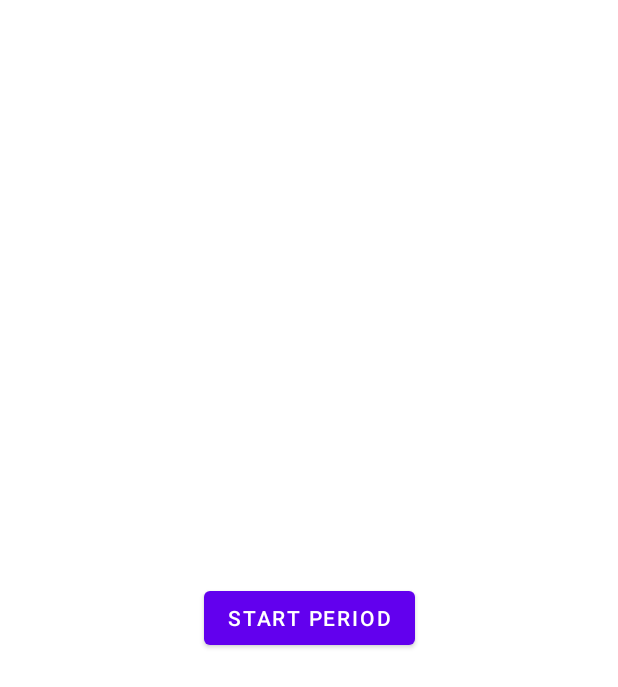
After one commit to cedwards036/OpenPeriod, an Android app: the layout fragment_home.xml on its own in the app's theme, with its tools: preview values and no code run, on a phone screen of 412 x 824 dp. The commit adds this screen. Shown: the top 687 px of the screen. Run offline under Robolectric (Android 15) with nearby library versions, the phone set to English and light mode, and no system bars.

Commit message:
set up basic navigation and placeholder home page fragment

```diff
--- /dev/null
+++ b/app/src/main/res/layout/fragment_home.xml
@@ -0,0 +1,23 @@
+<?xml version="1.0" encoding="utf-8"?>
+<layout xmlns:android="http://schemas.android.com/apk/res/android"
+    xmlns:app="http://schemas.android.com/apk/res-auto">
+
+    <data>
+
+    </data>
+
+    <androidx.constraintlayout.widget.ConstraintLayout
+        android:layout_width="match_parent"
+        android:layout_height="match_parent">
+
+        <Button
+            android:id="@+id/start_period_btn"
+            android:layout_width="wrap_content"
+            android:layout_height="wrap_content"
+            android:text="@string/start_period"
+            app:layout_constraintBottom_toBottomOf="parent"
+            app:layout_constraintEnd_toEndOf="parent"
+            app:layout_constraintStart_toStartOf="parent"
+            app:layout_constraintTop_toTopOf="parent" />
+    </androidx.constraintlayout.widget.ConstraintLayout>
+</layout>
--- a/app/src/main/res/values/strings.xml
+++ b/app/src/main/res/values/strings.xml
@@ -1,3 +1,5 @@
 <resources>
     <string name="app_name">OpenPeriod</string>
+    <string name="start_period">Start period</string>
+    <string name="home_fragment_label">Home</string>
 </resources>
```
Also changed, not shown: app/src/main/java/dev/christopheredwards/openperiod/HomeFragment.kt (added, +22 -0 lines), app/src/main/res/layout/activity_main.xml (+11 -7 lines), app/src/main/res/navigation/nav_graph.xml (added, +10 -0 lines).
